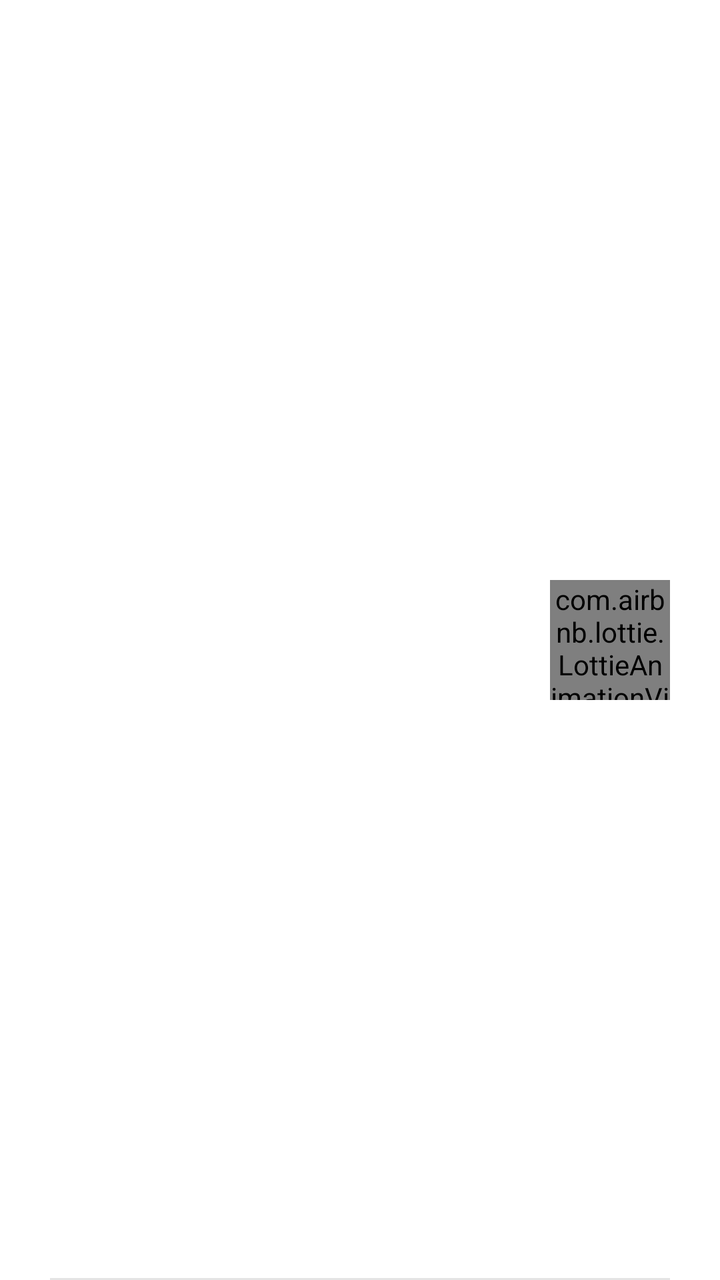
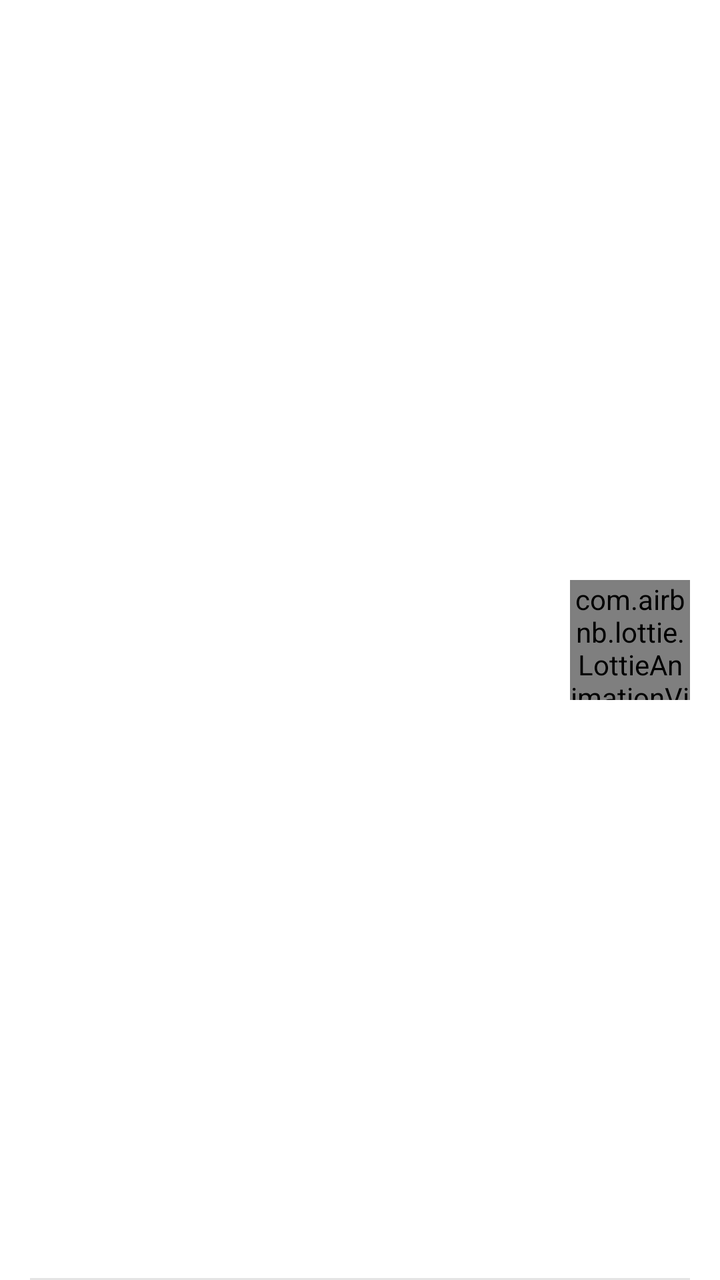

Two renders of the same Android screen: before a commit and after it. Below are the layout's source before the change and the commit's diff.
<!-- AndroidManifest.xml: application theme Theme.InstaTools -->
<!-- res/layout/list_qud.xml -->
<?xml version="1.0" encoding="utf-8"?>
<androidx.constraintlayout.widget.ConstraintLayout xmlns:android="http://schemas.android.com/apk/res/android"
    xmlns:app="http://schemas.android.com/apk/res-auto"
    xmlns:tools="http://schemas.android.com/tools"
    android:layout_width="match_parent"
    android:layout_height="wrap_content"
    android:background="@drawable/button"
    android:paddingLeft="@dimen/qudPadH"
    android:paddingRight="@dimen/qudPadH"
    tools:ignore="ContentDescription">

    <ImageView
        android:id="@+id/thumb"
        android:layout_width="@dimen/thumbPhoto"
        android:layout_height="@dimen/thumbPhoto"
        android:layout_marginTop="@dimen/qudPadV"
        android:layout_marginBottom="@dimen/qudPadV"
        app:layout_constraintBottom_toBottomOf="parent"
        app:layout_constraintStart_toStartOf="parent"
        app:layout_constraintTop_toTopOf="parent" />

    <TextView
        android:id="@+id/user"
        android:layout_width="0dp"
        android:layout_height="wrap_content"
        android:layout_marginStart="20dp"
        android:textAlignment="viewStart"
        android:textColor="?attr/colorAccent"
        android:textDirection="ltr"
        android:textSize="15sp"
        app:layout_constraintBottom_toBottomOf="@id/thumb"
        app:layout_constraintEnd_toStartOf="@id/status"
        app:layout_constraintStart_toEndOf="@id/thumb"
        app:layout_constraintTop_toTopOf="@id/thumb" />

    <com.airbnb.lottie.LottieAnimationView
        android:id="@+id/status"
        android:layout_width="@dimen/thumbPhoto"
        android:layout_height="@dimen/thumbPhoto"
        android:background="@drawable/button_round"
        app:layout_constraintBottom_toBottomOf="parent"
        app:layout_constraintEnd_toEndOf="parent"
        app:layout_constraintTop_toTopOf="parent"
        app:lottie_autoPlay="true"
        app:lottie_loop="true" />

    <View
        android:id="@+id/sep"
        style="@style/sep"
        app:layout_constraintBottom_toBottomOf="parent"
        app:layout_constraintLeft_toLeftOf="parent"
        app:layout_constraintRight_toRightOf="parent"
        app:layout_constraintWidth_percent="1" />
</androidx.constraintlayout.widget.ConstraintLayout>
<!-- resources referenced by this layout -->
<resources>
  <dimen name="qudPadH">25dp</dimen>
  <dimen name="qudPadV">10dp</dimen>
  <dimen name="thumbPhoto">60dp</dimen>
  <!-- drawable button (drawable) -->
  <?xml version="1.0" encoding="utf-8"?>
  <ripple xmlns:android="http://schemas.android.com/apk/res/android"
      android:color="?attr/colorPrimaryWeak">
      <item android:id="@android:id/mask">
          <shape android:shape="rectangle">
              <solid android:color="@android:color/white" />
          </shape>
      </item>
  </ripple>
  <!-- drawable button_round (drawable) -->
  <?xml version="1.0" encoding="utf-8"?>
  <ripple xmlns:android="http://schemas.android.com/apk/res/android"
      android:color="?attr/colorPrimaryWeak">
      <item android:id="@android:id/mask">
          <shape android:shape="oval">
              <solid android:color="@android:color/white" />
          </shape>
      </item>
  </ripple>
  <style name="sep">
          <item name="android:layout_width">0dp</item>
          <item name="android:layout_height">1dp</item>
          <item name="android:alpha">0.12</item>
          <item name="android:background">?attr/colorAccent</item>
      </style>
  <style name="Theme.InstaTools" parent="Theme.AppCompat.DayNight.NoActionBar">
          <item name="colorPrimary">@color/defCA</item>
          <item name="colorPrimaryDark">@color/defCA</item>
          <item name="colorAccent">?attr/colorPrimaryDark</item>
          <item name="backgroundColor">@color/defBG</item>
          <item name="android:windowBackground">?attr/backgroundColor</item>
          <item name="android:navigationBarColor">?attr/backgroundColor</item>
          <item name="android:statusBarColor">?attr/backgroundColor</item>
          <item name="android:windowLightNavigationBar" tools:ignore="NewApi">true</item>
          <item name="android:windowLightStatusBar">true</item>
      </style>
  <color name="defCA">#262626</color>
  <color name="defBG">#FFF</color>
</resources>

<!-- the commit's change to res/layout/list_qud.xml (unified diff, before → after) -->
@@ -28,10 +28,24 @@
         android:textColor="?attr/colorAccent"
         android:textDirection="ltr"
         android:textSize="15sp"
+        app:layout_constraintBottom_toTopOf="@id/date"
+        app:layout_constraintEnd_toStartOf="@id/status"
+        app:layout_constraintStart_toEndOf="@id/thumb"
+        app:layout_constraintTop_toTopOf="@id/thumb" />
+
+    <TextView
+        android:id="@+id/date"
+        android:layout_width="0dp"
+        android:layout_height="wrap_content"
+        android:layout_marginStart="20dp"
+        android:textAlignment="viewStart"
+        android:textColor="?attr/colorAccent"
+        android:textDirection="ltr"
+        android:textSize="12sp"
         app:layout_constraintBottom_toBottomOf="@id/thumb"
         app:layout_constraintEnd_toStartOf="@id/status"
         app:layout_constraintStart_toEndOf="@id/thumb"
-        app:layout_constraintTop_toTopOf="@id/thumb" />
+        app:layout_constraintTop_toBottomOf="@id/user" />
 
     <com.airbnb.lottie.LottieAnimationView
         android:id="@+id/status"
<!-- resource entries referenced after the edit -->
@@ -1,6 +1,6 @@
 <!-- resources referenced by this layout -->
 <resources>
-  <dimen name="qudPadH">25dp</dimen>
+  <dimen name="qudPadH">15dp</dimen>
   <dimen name="qudPadV">10dp</dimen>
   <dimen name="thumbPhoto">60dp</dimen>
   <!-- drawable button (drawable) -->
